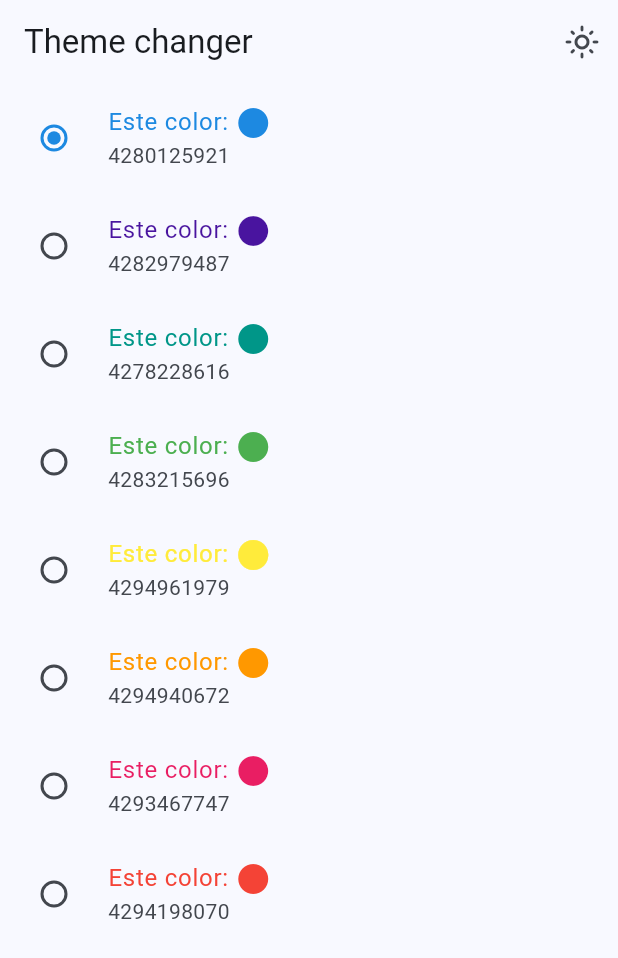
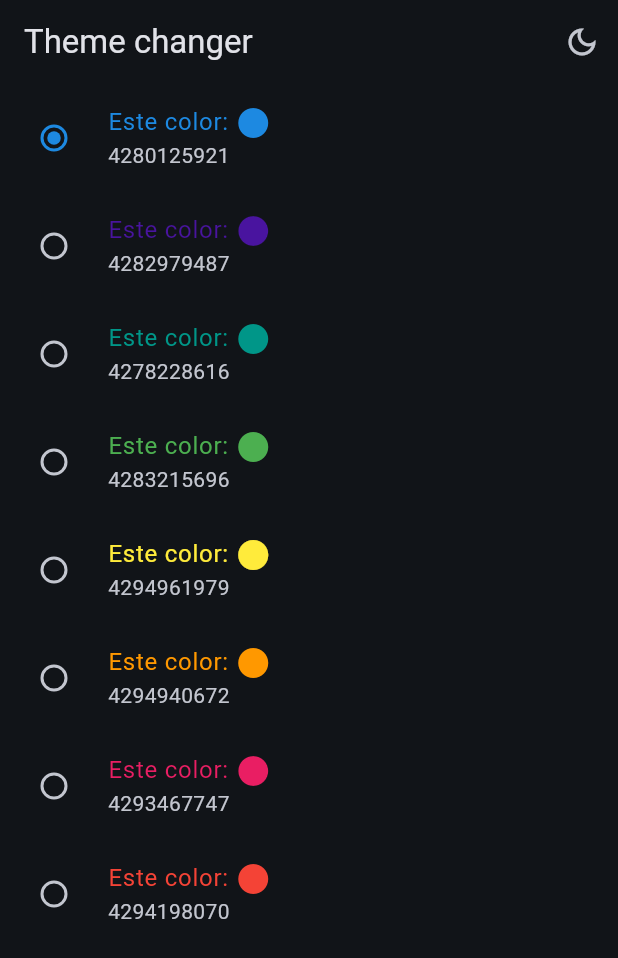
Before and after one commit to fisico-alienado/widgets-app-flutter, a Flutter app: the ThemeChangerScreen screen opened by its route, after a tap on the "light mode" icon, on a phone screen of 412 x 824 dp. Shown: the top 958 px of the screen. Run offline on Flutter 3.47's test engine with Material 2 defaults, Android fonts, the phone set to English and light mode, and no system bars; our stand-ins replace animate_do, flutter_riverpod, go_router.

Commit message:
Riverpod - Vincular cambio de color y modo oscuro

```diff
--- a/lib/config/theme/app_theme.dart
+++ b/lib/config/theme/app_theme.dart
@@ -15,9 +15,11 @@ const List<Color> colorList = [
 
 class AppTheme {
   final int selectedColor;
+  final bool isDarkMode;
 
   AppTheme({
-    this.selectedColor = 0
+    this.selectedColor = 0,
+    this.isDarkMode = false,
   }) : assert( selectedColor >= 0 && selectedColor <= colorList.length - 1,
               'Color must be between 0 and ${colorList.length}');
 
@@ -28,8 +30,7 @@ class AppTheme {
       appBarTheme: const AppBarTheme(
         centerTitle: false
       ),
-      // brightness: Brightness.dark
-      // brightness: Brightness.light
+      brightness: isDarkMode ? Brightness.dark : Brightness.light
     );
   }
 }
--- a/lib/main.dart
+++ b/lib/main.dart
@@ -1,7 +1,8 @@
+import 'package:flutter_riverpod/flutter_riverpod.dart';
 import 'package:flutter/material.dart';
-import 'package:flutter_riverpod/flutter_riverpod.dart';
 import 'package:widgets_riverpod_app/config/router/app_router.dart';
 import 'package:widgets_riverpod_app/config/theme/app_theme.dart';
+import 'package:widgets_riverpod_app/presentation/providers/theme_provider.dart';
 
 void main() {
   runApp(
@@ -15,15 +16,19 @@ void main() {
   );
 }
 
-class MainApp extends StatelessWidget {
+class MainApp extends ConsumerWidget {
   const MainApp({super.key});
 
   @override
-  Widget build(BuildContext context) {
+  Widget build(BuildContext context, WidgetRef ref) {
+
+    final int selectedColor = ref.watch( selectedColorProvider );
+    final isDarkMode = ref.watch( isDarkModeProvider );
+
     return MaterialApp.router(
       debugShowCheckedModeBanner: false,
       title: 'Flutter Widgets App',
-      theme: AppTheme(selectedColor: 0).getTheme(),
+      theme: AppTheme(selectedColor: selectedColor, isDarkMode: isDarkMode).getTheme(),
       routerConfig: appRouter,
     );
     // ? Caso inicial sin Go_router
--- a/lib/presentation/providers/theme_provider.dart
+++ b/lib/presentation/providers/theme_provider.dart
@@ -6,3 +6,6 @@ final isDarkModeProvider = StateProvider((ref) => false);
 
 // Listado de colores inmutables
 final colorListProvider = Provider((ref) => colorList);
+
+// Int para manejar el indice del listado de colores
+final selectedColorProvider = StateProvider((ref) => 0);
--- a/lib/presentation/screens/theme_changer/theme_changer_screen.dart
+++ b/lib/presentation/screens/theme_changer/theme_changer_screen.dart
@@ -20,12 +20,12 @@ class ThemeChangerScreen extends ConsumerWidget {
           IconButton(
             icon: Icon( isDarkMode ? Icons.dark_mode_outlined : Icons.light_mode_outlined),
             onPressed: () {
-
+              ref.read(isDarkModeProvider.notifier).update((state) => !state);
             },
           )
         ],
       ),
-      body: _ThemeChangerView(),
+      body: const _ThemeChangerView(),
     );
   }
 }
@@ -37,6 +37,7 @@ class _ThemeChangerView extends ConsumerWidget {
   Widget build(BuildContext context, WidgetRef ref) {
 
     final List<Color> colors = ref.watch( colorListProvider );
+    final int selectedColor = ref.watch( selectedColorProvider );
 
     return ListView.builder(
       itemCount: colors.length,
@@ -57,9 +58,11 @@ class _ThemeChangerView extends ConsumerWidget {
           subtitle: Text('${color.value}'),
           activeColor: color,
           value: index,
-          groupValue: 0, // TODO
+          groupValue: selectedColor,
           onChanged: (value) {
-            // TODO Notificar el cambio
+            ref.read(selectedColorProvider.notifier).update((state) => index);
+            // Otra forma
+            // ref.read(selectedColorProvider.notifier).state = index;
           },
         );
       },
```
